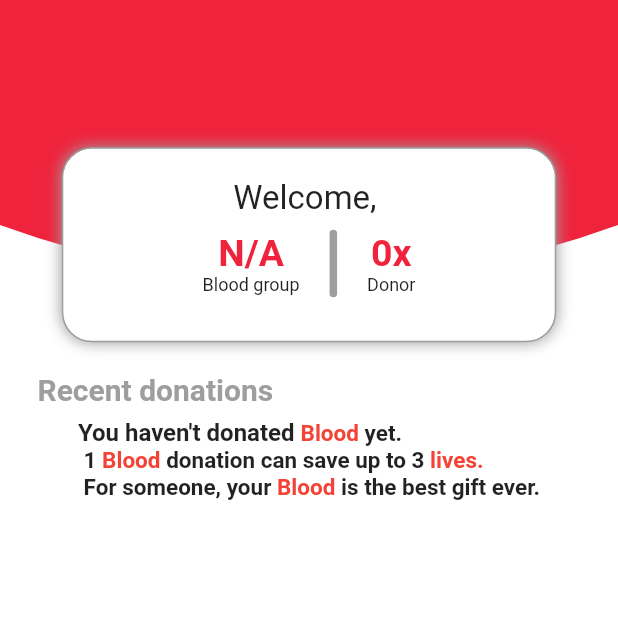
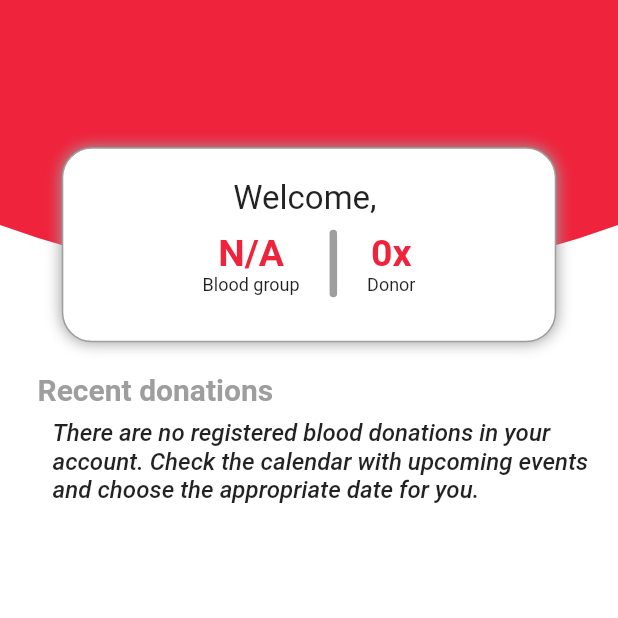
Before and after one commit to kamilZ01/donate_blood_app, a Flutter app: the HomeScreen screen opened directly, on a phone screen of 412 x 824 dp, the top half of it. Run offline on Flutter 3.47's test engine with Material 2 defaults, Android fonts, the phone set to English and light mode, and no system bars; our stand-ins replace cloud_firestore, date_field, dropdown_formfield, firebase_auth, firebase_core, firebase_crashlytics and 3 more; missing offline and left inert: move_to_background, open_mail_app; accounts and stored records are empty; generated files the repository leaves out were written again.

Commit message:
changed the message that is displayed on home screen when a user has no donated blood or a nurse has no collected blood

```diff
--- a/lib/components/no_donation_message.dart
+++ /dev/null
@@ -1,82 +0,0 @@
-import 'package:donate_blood/generated/l10n.dart';
-import 'package:flutter/material.dart';
-
-class NoDonationMessage extends StatefulWidget {
-  @override
-  _NoDonationMessageState createState() => _NoDonationMessageState();
-}
-
-class _NoDonationMessageState extends State<NoDonationMessage> {
-  @override
-  Widget build(BuildContext context) {
-    return Container(
-      child: Column(
-        children: [
-          RichText(
-            text: TextSpan(
-              style: DefaultTextStyle.of(context).style,
-              children: <TextSpan>[
-                TextSpan(
-                  text: S.current.youHaveNotDonated,
-                  style: TextStyle(fontWeight: FontWeight.bold, fontSize: 16),
-                ),
-                TextSpan(
-                  text: S.current.blood,
-                  style: TextStyle(
-                    color: Colors.red,
-                    // fontStyle: FontStyle.italic,
-                    fontWeight: FontWeight.bold,
-                    fontSize: 15,
-                  ),
-                ),
-                TextSpan(
-                  text: S.current.yetOne,
-                  style: TextStyle(fontWeight: FontWeight.bold, fontSize: 15),
-                ),
-                TextSpan(
-                  text: S.current.blood,
-                  style: TextStyle(
-                    color: Colors.red,
-                    // fontStyle: FontStyle.italic,
-                    fontWeight: FontWeight.bold,
-                    fontSize: 15,
-                  ),
-                ),
-                TextSpan(
-                  text: S.current.donationCanSaveUpToThree,
-                  style: TextStyle(fontWeight: FontWeight.bold, fontSize: 15),
-                ),
-                TextSpan(
-                  text: S.current.lives,
-                  style: TextStyle(
-                    color: Colors.red,
-                    // fontStyle: FontStyle.italic,
-                    fontWeight: FontWeight.bold,
-                    fontSize: 15,
-                  ),
-                ),
-                TextSpan(
-                  text: S.current.forSomeoneYour,
-                  style: TextStyle(fontWeight: FontWeight.bold, fontSize: 15),
-                ),
-                TextSpan(
-                  text: S.current.blood,
-                  style: TextStyle(
-                    color: Colors.red,
-                    // fontStyle: FontStyle.italic,
-                    fontWeight: FontWeight.bold,
-                    fontSize: 15,
-                  ),
-                ),
-                TextSpan(
-                  text: S.current.isTheBestGiftEver,
-                  style: TextStyle(fontWeight: FontWeight.bold, fontSize: 15),
-                ),
-              ],
-            ),
-          ),
-        ],
-      ),
-    );
-  }
-}
--- a/lib/l10n/intl_en.arb
+++ b/lib/l10n/intl_en.arb
@@ -79,16 +79,6 @@
   "signIn": "Sign In",
   "invalidField": "Invalid Field",
   "ok": "OK",
-  "thereAreNoRegistered": "There are no registered ",
-  "bloodLowerCase": "blood",
-  "collectionsInYourAccountToAddA": " collections in your account. To add a ",
-  "collectionClickTheButtonInTheBottomRightHandCorner": " collection click the button in the bottom right-hand corner.",
-  "youHaveNotDonated": "You haven't donated ",
-  "yetOne": " yet. \n 1 ",
-  "donationCanSaveUpToThree": " donation can save up to 3 ",
-  "lives": "lives.",
-  "forSomeoneYour": "\n For someone, your ",
-  "isTheBestGiftEver": " is the best gift ever.",
   "pleaseEnterAValidEmailAddress": "Please enter a valid email Address",
   "passwordShouldContainMinEightCharacters": "Password should contain min 8 characters",
   "bloodCollections": "Blood Collections",
@@ -131,5 +121,7 @@
   "inCurrentMonth": "This month",
   "gender": "Gender",
   "male" : "Male",
-  "female": "Female"
+  "female": "Female",
+  "noDonationMessage": "There are no registered blood donations in your account. Check the calendar with upcoming events and choose the appropriate date for you.",
+  "noCollectionsMessage":"There are no registered blood collections in your account. Check the calendar with upcoming events to support the collections."
 }
--- a/lib/screens/donations_collections/user_donations.dart
+++ b/lib/screens/donations_collections/user_donations.dart
@@ -1,7 +1,6 @@
 import 'package:cloud_firestore/cloud_firestore.dart';
 import 'package:donate_blood/Screens/home_user_page/components/user_detail.dart';
 import 'package:donate_blood/components/donation_type_translation.dart';
-import 'package:donate_blood/components/no_donation_message.dart';
 import 'package:donate_blood/constants.dart';
 import 'package:donate_blood/services/repository.dart';
 import 'package:flutter/material.dart';
@@ -53,7 +52,14 @@ class _UserDonationsState extends State<UserDonations> {
             padding: EdgeInsets.only(top: 8.0, bottom: 8.0),
             children: snapshot.data.size == 0
                 ? [
-                    NoDonationMessage(),
+                    new Container(
+                      margin: EdgeInsets.only(left: 35, right: 10),
+                      child: Text(S.current.noDonationMessage,
+                          style: TextStyle(
+                              fontWeight: FontWeight.w500,
+                              fontStyle: FontStyle.italic,
+                              fontSize: 16)),
+                    )
                   ]
                 : snapshot.data.docs.map(
                     (DocumentSnapshot document) {
```
Also changed, not shown: lib/components/no_blood_collections_message.dart (deleted, +0 -59 lines), lib/l10n/intl_pl.arb (+3 -11 lines), lib/screens/donations_collections/nurse_blood_collections.dart (+8 -2 lines).
